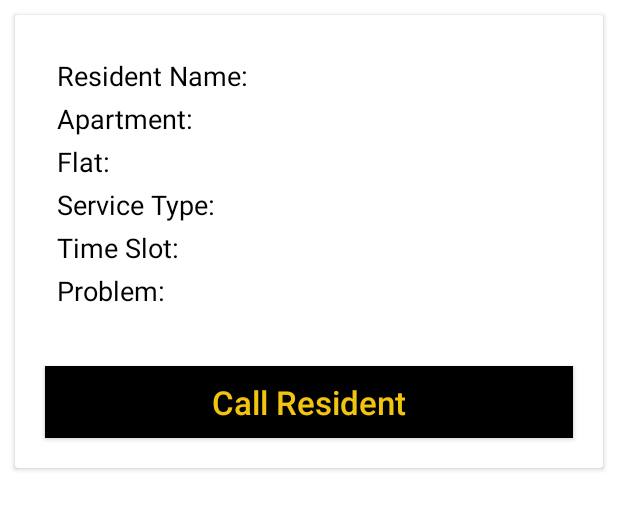
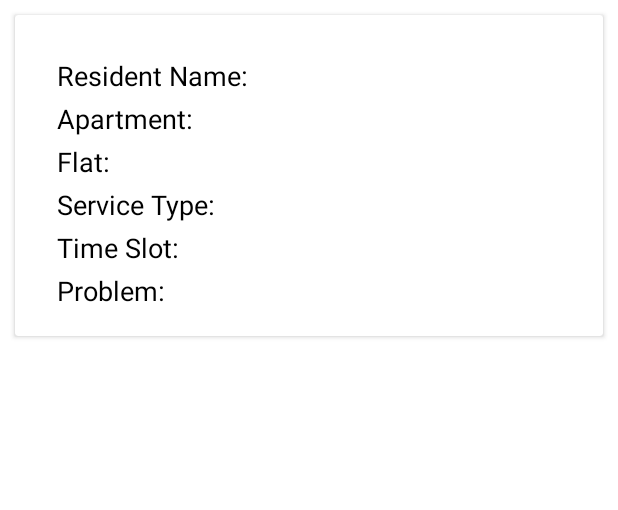
Before and after one commit to RoshanHalwai/NAAdmin, an Android app: the layout layout_resident_details.xml on its own in the app's theme, with its tools: preview values and no code run, on a phone screen of 412 x 824 dp. Shown: the top 510 px of the screen. Run offline under Robolectric (Android 15) with nearby library versions, the phone set to English and light mode, and no system bars.

Commit message:
Enabled Call Resident functionality in Serving Tab

```diff
--- a/app/src/main/java/com/kirtanlabs/nammaapartmentssocietyservices/BaseActivity.java
+++ b/app/src/main/java/com/kirtanlabs/nammaapartmentssocietyservices/BaseActivity.java
@@ -231,10 +231,10 @@ public abstract class BaseActivity extends AppCompatActivity {
     /**
      * We check if permissions are granted to place calls if granted then we directly start Dialer Activity
      * else we show Request permission dialog to allow users to give access.
+     *
+     * @param mobileNumber to which call needs to be placed.
      */
-    public void makePhoneCall() {
-        //TODO: To remove this mobile number from here.
-        String mobileNumber = "9885665744";
+    public void makePhoneCall(String mobileNumber) {
         callIntent = new Intent(Intent.ACTION_CALL, Uri.parse("tel:" + mobileNumber));
         if (ActivityCompat.checkSelfPermission(this, android.Manifest.permission.CALL_PHONE) != PackageManager.PERMISSION_GRANTED) {
             ActivityCompat.requestPermissions(this, new String[]{Manifest.permission.CALL_PHONE}, PLACE_CALL_PERMISSION_REQUEST_CODE);
--- a/app/src/main/res/layout/layout_resident_details.xml
+++ b/app/src/main/res/layout/layout_resident_details.xml
@@ -167,7 +167,8 @@
                 android:text="@string/call_resident"
                 android:textAllCaps="false"
                 android:textColor="@color/nmLightYellow"
-                android:textSize="@dimen/button_default_size" />
+                android:textSize="@dimen/button_default_size"
+                android:visibility="gone" />
         </LinearLayout>
     </android.support.v7.widget.CardView>
 
```
Also changed, not shown: app/src/main/java/com/kirtanlabs/nammaapartmentssocietyservices/home/timeline/ServingFragment.java (+7 -1 lines), app/src/main/java/com/kirtanlabs/nammaapartmentssocietyservices/home/timeline/TimeLineAdapter.java (+1 -21 lines).
